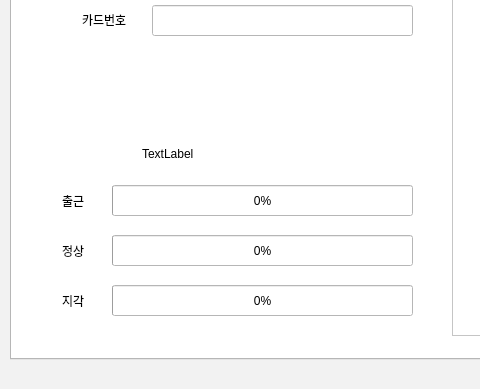
Before: the Qt Designer form attendance_manage/mainwindow_dashboard.ui in Jeho0216/attendance_manage_project, drawn with Qt 5; both pictures show x 0 to 480 and y 364 to 753 of the 1148 by 753 pixel window.
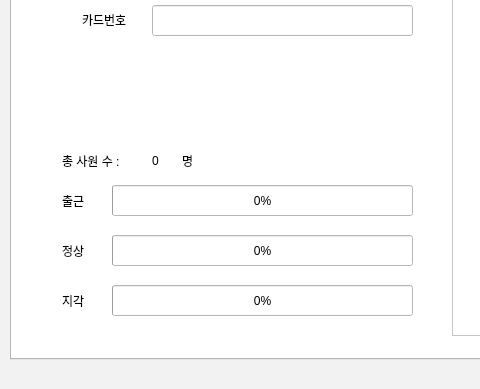
After: the same form once the commit is applied. Icons and pictures are not drawn.

Commit message: change setting clock ui color add all staff number

What changed in the file:
```diff
--- a/attendance_manage/mainwindow_dashboard.ui
+++ b/attendance_manage/mainwindow_dashboard.ui
@@ -316,25 +316,38 @@
         <rect>
          <x>10</x>
          <y>277</y>
-         <width>67</width>
+         <width>71</width>
          <height>17</height>
         </rect>
        </property>
        <property name="text">
-        <string/>
+        <string>총 사원 수 : </string>
        </property>
       </widget>
       <widget class="QLabel" name="label_16">
        <property name="geometry">
         <rect>
-         <x>90</x>
+         <x>100</x>
          <y>270</y>
-         <width>67</width>
-         <height>17</height>
+         <width>41</width>
+         <height>31</height>
         </rect>
        </property>
        <property name="text">
-        <string>TextLabel</string>
+        <string>0</string>
+       </property>
+      </widget>
+      <widget class="QLabel" name="label_17">
+       <property name="geometry">
+        <rect>
+         <x>130</x>
+         <y>270</y>
+         <width>41</width>
+         <height>31</height>
+        </rect>
+       </property>
+       <property name="text">
+        <string>명</string>
        </property>
       </widget>
      </widget>
```
The commit also changes 2 other files.
